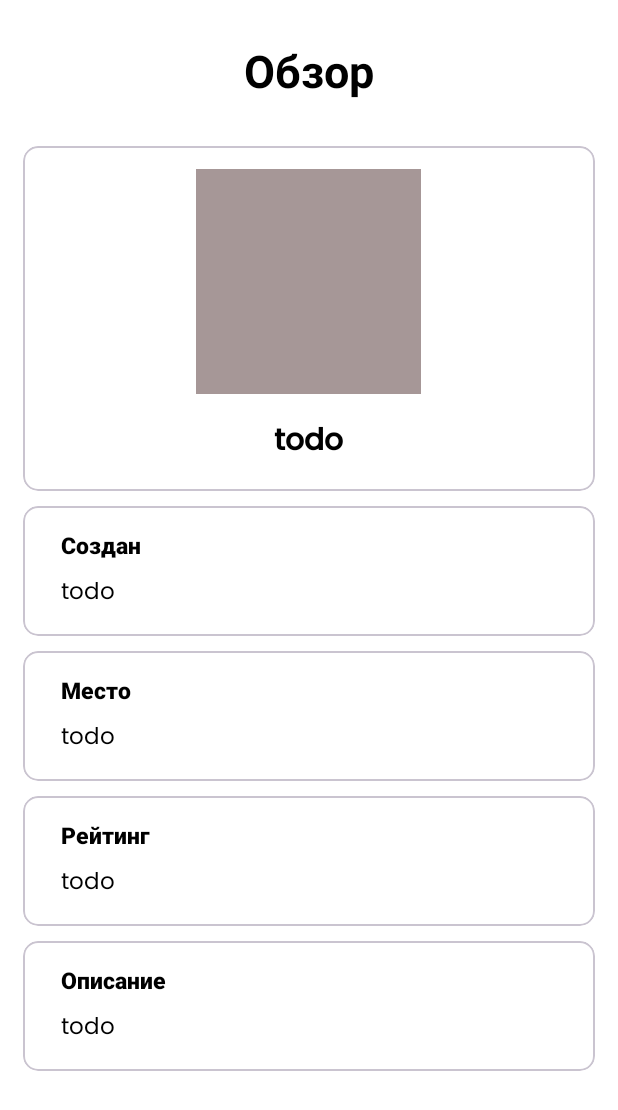
After one commit to AleksandrNikolaev02/IGenerationMobile, an Android app: the layout fragment_view_project_another_user.xml on its own in the app's theme, with its tools: preview values and no code run, on a phone screen of 412 x 824 dp. The commit adds this screen. Shown: the top 1110 px of the screen. Run offline under Robolectric (Android 15) with nearby library versions, the phone set to English and light mode, and no system bars.

Commit message:
Добавил просмотр проектов пользователей из списка всех проектов + добавил кнопку перехода назад (я уже не помню где)

```diff
--- a/app/src/main/AndroidManifest.xml
+++ b/app/src/main/AndroidManifest.xml
@@ -16,6 +16,9 @@
         android:supportsRtl="true"
         android:theme="@style/Theme.IGenerationMobile"
         tools:targetApi="31">
+        <activity
+            android:name=".pages.ProjectAnotherUser"
+            android:exported="false" />
         <activity
             android:name=".pages.EditProfilePage"
             android:exported="false" />
--- /dev/null
+++ b/app/src/main/res/layout/fragment_view_project_another_user.xml
@@ -0,0 +1,257 @@
+<?xml version="1.0" encoding="utf-8"?>
+<ScrollView xmlns:android="http://schemas.android.com/apk/res/android"
+    xmlns:tools="http://schemas.android.com/tools"
+    android:layout_width="match_parent"
+    android:layout_height="match_parent"
+    android:background="@color/white"
+    xmlns:app="http://schemas.android.com/apk/res-auto"
+    tools:context=".fragments.projectAnotherUser.ViewProjectAnotherUser">
+
+
+    <LinearLayout
+        android:layout_width="match_parent"
+        android:layout_height="wrap_content"
+        android:orientation="vertical"
+        android:layout_marginTop="10dp"
+        android:padding="15dp">
+
+
+        <TextView
+            android:layout_width="wrap_content"
+            android:layout_height="wrap_content"
+            android:layout_gravity="center"
+            android:fontFamily="@font/poppins_bold"
+            android:text="@string/viewProject"
+            android:textColor="@color/black"
+            android:textSize="30sp"
+            android:textStyle="bold" />
+
+        <com.google.android.material.card.MaterialCardView
+            android:layout_width="match_parent"
+            android:layout_height="wrap_content"
+            android:background="@color/white"
+            app:cardCornerRadius="10dp"
+            android:layout_marginTop="20dp">
+
+            <LinearLayout
+                android:layout_width="match_parent"
+                android:layout_height="wrap_content"
+                android:orientation="vertical"
+                android:layout_marginTop="0dp"
+                android:padding="15dp"
+                android:background="@color/white">
+
+                <com.google.android.material.imageview.ShapeableImageView
+                    android:layout_width="150dp"
+                    android:layout_height="150dp"
+
+                    android:layout_gravity="center"
+                    android:id="@+id/projectImage"
+                    android:scaleType="centerCrop"
+                    android:src="@color/grey"/>
+
+                <LinearLayout
+                    android:layout_width="wrap_content"
+                    android:layout_height="wrap_content"
+                    android:layout_gravity="center"
+                    android:layout_marginTop="15dp"
+                    android:gravity="center_horizontal"
+                    android:orientation="vertical">
+
+
+                    <TextView
+                        android:id="@+id/nameProject"
+                        android:layout_width="wrap_content"
+                        android:layout_height="wrap_content"
+                        android:fontFamily="@font/poppins_medium"
+                        android:text="@string/todo"
+                        android:textAlignment="center"
+                        android:textColor="@color/black"
+                        android:textSize="20sp"
+                        android:textStyle="bold" />
+
+                </LinearLayout>
+            </LinearLayout>
+
+        </com.google.android.material.card.MaterialCardView>
+
+        <com.google.android.material.card.MaterialCardView
+            android:layout_width="match_parent"
+            android:layout_height="wrap_content"
+            android:background="@color/white"
+            android:layout_marginTop="10dp"
+            app:cardCornerRadius="10dp">
+
+            <LinearLayout
+                android:layout_width="match_parent"
+                android:layout_height="wrap_content"
+                android:orientation="vertical"
+                android:padding="15dp"
+                android:background="@color/white">
+                <RelativeLayout
+                    android:layout_width="match_parent"
+                    android:layout_height="wrap_content"
+                    android:layout_marginStart="10dp"
+                    android:layout_marginEnd="10dp">
+                    <TextView
+                        android:layout_width="wrap_content"
+                        android:layout_height="wrap_content"
+                        android:textColor="@color/black"
+                        android:text="@string/created"
+                        android:fontFamily="@font/poppins_medium"
+                        android:textSize="15sp"
+                        android:layout_alignParentStart="true"
+                        android:textStyle="bold"/>
+
+                    <TextView
+                        android:id="@+id/Created"
+                        android:layout_width="wrap_content"
+                        android:layout_height="wrap_content"
+                        android:layout_alignParentStart="true"
+                        android:layout_marginTop="30dp"
+                        android:fontFamily="@font/poppinsregular"
+                        android:text="@string/todo"
+                        android:textColor="@color/black"
+                        android:textSize="15sp" />
+                </RelativeLayout>
+
+            </LinearLayout>
+
+        </com.google.android.material.card.MaterialCardView>
+
+
+        <com.google.android.material.card.MaterialCardView
+            android:layout_width="match_parent"
+            android:layout_height="wrap_content"
+            android:background="@color/white"
+            android:layout_marginTop="10dp"
+            app:cardCornerRadius="10dp">
+
+            <LinearLayout
+                android:layout_width="match_parent"
+                android:layout_height="wrap_content"
+                android:orientation="vertical"
+                android:padding="15dp"
+                android:background="@color/white">
+                <RelativeLayout
+                    android:layout_width="match_parent"
+                    android:layout_height="wrap_content"
+                    android:layout_marginStart="10dp"
+                    android:layout_marginEnd="10dp">
+                    <TextView
+                        android:layout_width="wrap_content"
+                        android:layout_height="wrap_content"
+                        android:textColor="@color/black"
+                        android:text="@string/place"
+                        android:fontFamily="@font/poppins_medium"
+                        android:textSize="15sp"
+                        android:layout_alignParentStart="true"
+                        android:textStyle="bold"/>
+
+                    <TextView
+                        android:id="@+id/Place"
+                        android:layout_width="wrap_content"
+                        android:layout_height="wrap_content"
+                        android:layout_alignParentStart="true"
+                        android:layout_marginTop="30dp"
+                        android:fontFamily="@font/poppinsregular"
+                        android:text="@string/todo"
+                        android:textColor="@color/black"
+                        android:textSize="15sp" />
+                </RelativeLayout>
+
+            </LinearLayout>
+
+        </com.google.android.material.card.MaterialCardView>
+
+        <com.google.android.material.card.MaterialCardView
+            android:layout_width="match_parent"
+            android:layout_height="wrap_content"
+            android:background="@color/white"
+            android:layout_marginTop="10dp"
+            app:cardCornerRadius="10dp">
+
+            <LinearLayout
+                android:layout_width="match_parent"
+                android:layout_height="wrap_content"
+                android:orientation="vertical"
+                android:padding="15dp"
+                android:background="@color/white">
+                <RelativeLayout
+                    android:layout_width="match_parent"
+                    android:layout_height="wrap_content"
+                    android:layout_marginStart="10dp"
+                    android:layout_marginEnd="10dp">
+                    <TextView
+                        android:layout_width="wrap_content"
+                        android:layout_height="wrap_content"
+                        android:textColor="@color/black"
+                        android:text="@string/rating"
+                        android:fontFamily="@font/poppins_medium"
+                        android:textSize="15sp"
+                        android:layout_alignParentStart="true"
+                        android:textStyle="bold"/>
+
+                    <TextView
+                        android:id="@+id/Rating"
+                        android:layout_width="wrap_content"
+                        android:layout_height="wrap_content"
+                        android:layout_alignParentStart="true"
+                        android:layout_marginTop="30dp"
+                        android:fontFamily="@font/poppinsregular"
+                        android:text="@string/todo"
+                        android:textColor="@color/black"
+                        android:textSize="15sp" />
+                </RelativeLayout>
+
+            </LinearLayout>
+
+        </com.google.android.material.card.MaterialCardView>
+
+        <com.google.android.material.card.MaterialCardView
+            android:layout_width="match_parent"
+            android:layout_height="wrap_content"
+            android:background="@color/white"
+            android:layout_marginTop="10dp"
+            app:cardCornerRadius="10dp">
+
+            <LinearLayout
+                android:layout_width="match_parent"
+                android:layout_height="wrap_content"
+                android:orientation="vertical"
+                android:padding="15dp"
+                android:background="@color/white">
+                <RelativeLayout
+                    android:layout_width="match_parent"
+                    android:layout_height="wrap_content"
+                    android:layout_marginStart="10dp"
+                    android:layout_marginEnd="10dp">
+                    <TextView
+                        android:layout_width="wrap_content"
+                        android:layout_height="wrap_content"
+                        android:textColor="@color/black"
+                        android:text="@string/description"
+                        android:fontFamily="@font/poppins_medium"
+                        android:textSize="15sp"
+                        android:layout_alignParentStart="true"
+                        android:textStyle="bold"/>
+
+                    <TextView
+                        android:id="@+id/Description"
+                        android:layout_width="wrap_content"
+                        android:layout_height="wrap_content"
+                        android:layout_alignParentStart="true"
+                        android:layout_marginTop="30dp"
+                        android:fontFamily="@font/poppinsregular"
+                        android:text="todo"
+                        android:textColor="@color/black"
+                        android:textSize="15sp" />
+                </RelativeLayout>
+
+            </LinearLayout>
+
+        </com.google.android.material.card.MaterialCardView>
+
+    </LinearLayout>
+
+</ScrollView>
--- a/app/src/main/res/values/strings.xml
+++ b/app/src/main/res/values/strings.xml
@@ -63,6 +63,7 @@
     <string name="created">Создан</string>
     <string name="place">Место</string>
     <string name="ratingProject">Рейтинг</string>
+    <string name="description">Описание</string>
 
 
     <!-- Меню основной страницы (MainPage) -->
@@ -70,6 +71,9 @@
     <string name="allUsers">Участники</string>
     <string name="yourProfile">Профиль</string>
 
+
     <string name="send">Вы ничего не меняли</string>
     <string name="success">Данные сохранены!</string>
+
+    <string name="todo">todo</string>
 </resources>
```
Also changed, not shown: app/src/main/java/com/example/igenerationmobile/fragments/mainPage/AllProjects.java (+63 -8 lines), app/src/main/java/com/example/igenerationmobile/fragments/projectAnotherUser/UsersProjectAnotherUser.java (added, +66 -0 lines), app/src/main/java/com/example/igenerationmobile/fragments/projectAnotherUser/ViewProjectAnotherUser.java (added, +129 -0 lines), app/src/main/java/com/example/igenerationmobile/model/AllProjectAdapterModel/ProjectModel.java (+27 -1 lines), app/src/main/java/com/example/igenerationmobile/pages/ProjectAnotherUser.java (added, +83 -0 lines), app/src/main/res/layout/activity_project_another_user.xml (added, +58 -0 lines), app/src/main/res/layout/fragment_users_project_another_user.xml (added, +14 -0 lines), app/src/main/res/menu/project_another_user_menu.xml (added, +16 -0 lines).
